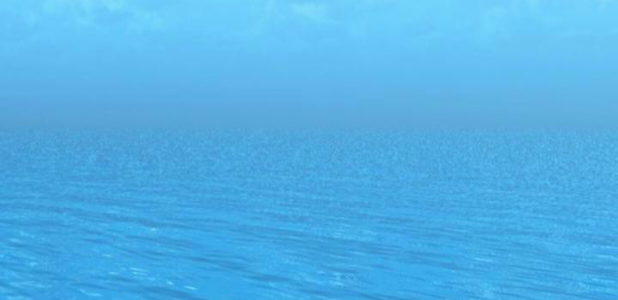
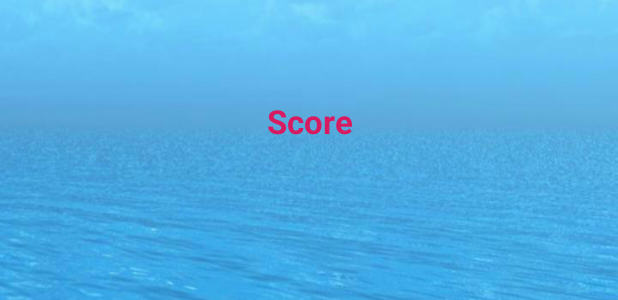
Before and after one commit to kp1930/FlyingFish_Game_Application, an Android app: the layout activity_game_over.xml on its own in the app's theme, with its tools: preview values and no code run, on a phone screen of 412 x 824 dp. Shown: the part 497-797 px from the top of the screen. Run offline under Robolectric (Android 15) with nearby library versions, the phone set to English and light mode, and no system bars.

Commit message:
Displaying score after gameOver...

```diff
--- a/app/src/main/java/theblackdiamonds/com/views/FlyingFishView.java
+++ b/app/src/main/java/theblackdiamonds/com/views/FlyingFishView.java
@@ -126,8 +126,11 @@ public class FlyingFishView extends View {
 
             if (lifeCounterOfFish == 0) {
                 Toast.makeText(getContext(), "Game Over", Toast.LENGTH_SHORT).show();
+
+                @SuppressLint("DrawAllocation")
                 Intent gameOverIntent = new Intent(getContext(), GameOverActivity.class);
                 gameOverIntent.addFlags(Intent.FLAG_ACTIVITY_NEW_TASK | Intent.FLAG_ACTIVITY_CLEAR_TASK);
+                gameOverIntent.putExtra("score", score);
                 getContext().startActivity(gameOverIntent);
             }
         }
--- a/app/src/main/res/layout/activity_game_over.xml
+++ b/app/src/main/res/layout/activity_game_over.xml
@@ -33,4 +33,15 @@
         android:textSize="18sp"
         android:textStyle="bold" />
 
+    <TextView
+        android:id="@+id/score"
+        android:layout_width="match_parent"
+        android:layout_height="wrap_content"
+        android:layout_centerInParent="true"
+        android:text="@string/score"
+        android:textAlignment="center"
+        android:textColor="@color/colorAccent"
+        android:textSize="22sp"
+        android:textStyle="bold" />
+
 </RelativeLayout>
--- a/app/src/main/res/values/strings.xml
+++ b/app/src/main/res/values/strings.xml
@@ -4,5 +4,6 @@
     <string name="img_splash">TODO</string>
     <string name="game_over">Game Over</string>
     <string name="play_again">Play Again</string>
+    <string name="score">Score</string>
 
 </resources>
```
Also changed, not shown: app/src/main/java/theblackdiamonds/com/activities/GameOverActivity.java (+13 -0 lines).
